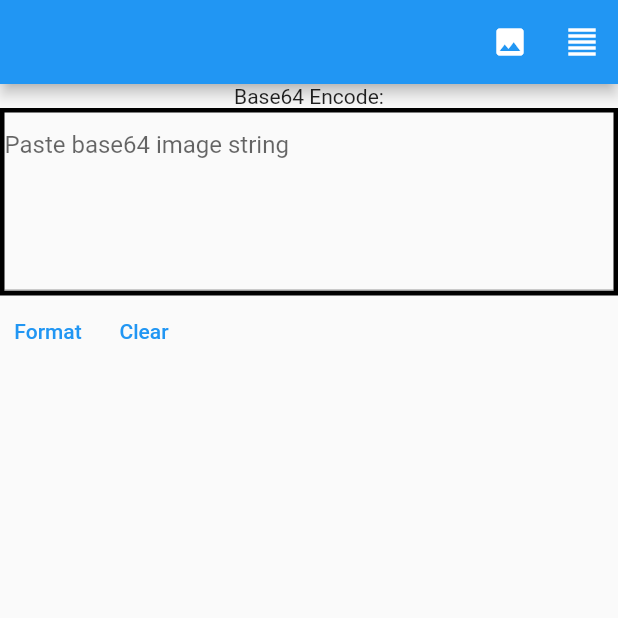
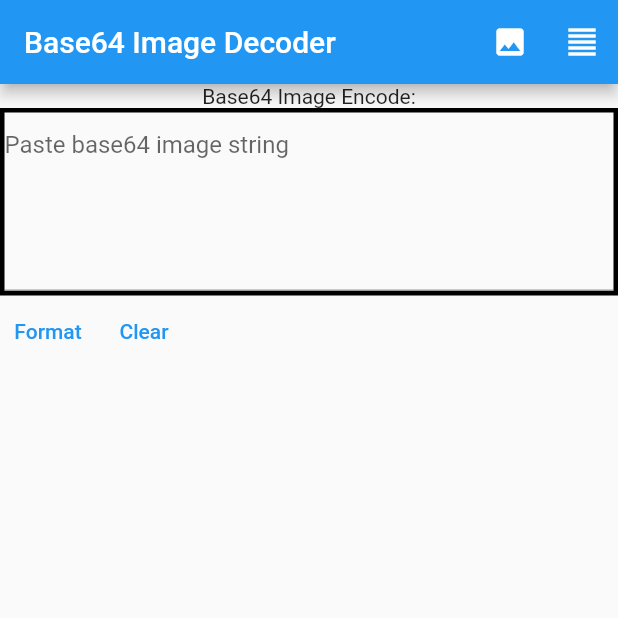
Before and after one commit to gladimdim/glad_tools, a Flutter app: the screen it shows after launch, on a phone screen of 412 x 824 dp, the top half of it. Run offline on Flutter 3.47's test engine with Material 2 defaults, Android fonts, the phone set to English and light mode, and no system bars.

Commit message:
Added Tool title.

```diff
--- a/lib/main.dart
+++ b/lib/main.dart
@@ -8,16 +8,15 @@ void main() {
 class MyApp extends StatelessWidget {
   const MyApp({Key? key}) : super(key: key);
 
-  // This widget is the root of your application.
   @override
   Widget build(BuildContext context) {
     return MaterialApp(
-      title: 'Super tools',
+      title: 'Glad tools',
       theme: ThemeData(
         primarySwatch: Colors.blue,
       ),
       home: const MainView(),
-    debugShowCheckedModeBanner: false,
+      debugShowCheckedModeBanner: false,
     );
   }
 }
--- a/lib/models/base64.dart
+++ b/lib/models/base64_image/base64_image.dart
@@ -8,8 +8,10 @@ import 'package:glad_tools/models/base_class.dart';
 class Base64Image extends ToolObject {
   Base64Image()
       : super(
-            icon: const Icon(Icons.image),
-            contentBuilder: (context) => const Base64ImageContent());
+          title: "Base64 Image Decoder",
+          icon: const Icon(Icons.image),
+          contentBuilder: (context) => const Base64ImageContent(),
+        );
 }
 
 class Base64ImageContent extends StatefulWidget {
@@ -27,7 +29,7 @@ class _Base64ImageContentState extends State<Base64ImageContent> {
   Widget build(BuildContext context) {
     return Column(
       children: [
-        Text("Base64 Encode:"),
+        Text("Base64 Image Encode:"),
         BorderedAll(
           child: TextField(
             decoration: InputDecoration(hintText: "Paste base64 image string"),
--- a/lib/models/base_class.dart
+++ b/lib/models/base_class.dart
@@ -3,6 +3,8 @@ import 'package:flutter/material.dart';
 abstract class ToolObject {
   final Icon icon;
   final WidgetBuilder contentBuilder;
+  final String title;
 
-  const ToolObject({required this.icon, required this.contentBuilder});
+  const ToolObject(
+      {required this.icon, required this.contentBuilder, required this.title});
 }
--- a/lib/models/json_beautify.dart
+++ b/lib/models/json_beautify/json_beautify.dart
@@ -4,6 +4,7 @@ import 'package:glad_tools/models/base_class.dart';
 class JsonBeautify extends ToolObject {
   JsonBeautify()
       : super(
+          title: "JSON Beautify",
           icon: const Icon(Icons.format_align_justify),
           contentBuilder: (context) => const Text("321"),
         );
--- a/lib/views/main_view.dart
+++ b/lib/views/main_view.dart
@@ -1,7 +1,7 @@
 import 'package:flutter/material.dart';
-import 'package:glad_tools/models/base64.dart';
+import 'package:glad_tools/models/base64_image/base64_image.dart';
 import 'package:glad_tools/models/base_class.dart';
-import 'package:glad_tools/models/json_beautify.dart';
+import 'package:glad_tools/models/json_beautify/json_beautify.dart';
 
 class MainView extends StatefulWidget {
   const MainView({Key? key}) : super(key: key);
@@ -22,6 +22,7 @@ class _MainViewState extends State<MainView> {
   Widget build(BuildContext context) {
     return Scaffold(
         appBar: AppBar(
+          title: Text(selected.title),
           actions: actions
               .map(
                 (e) => IconButton(
```
